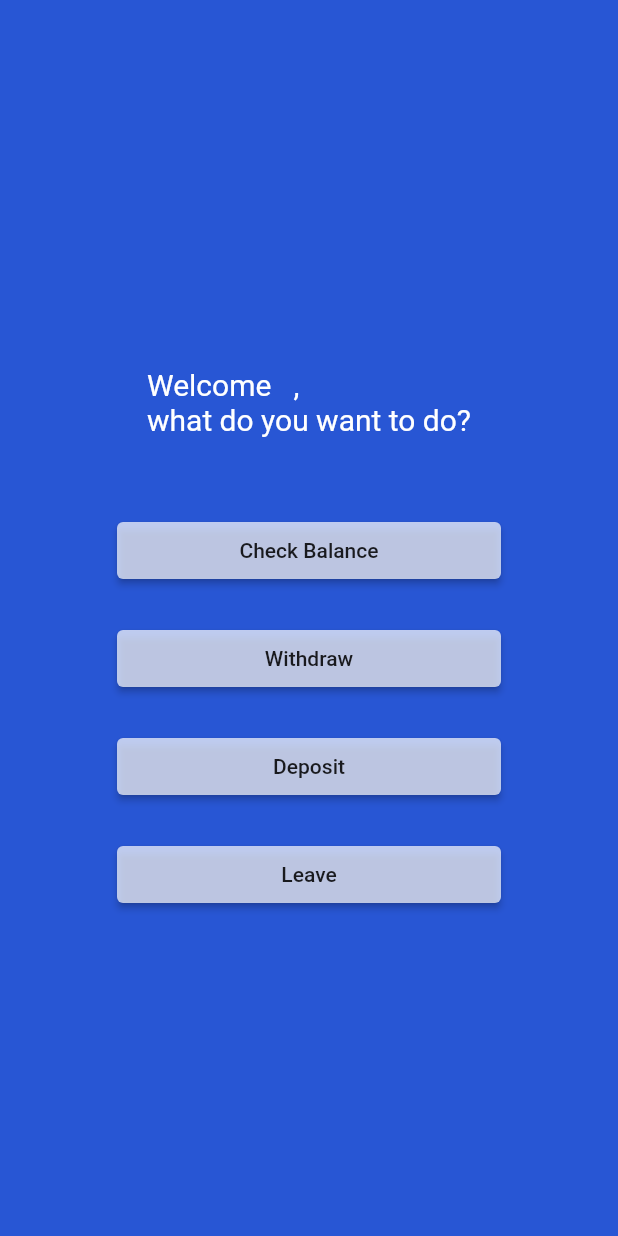
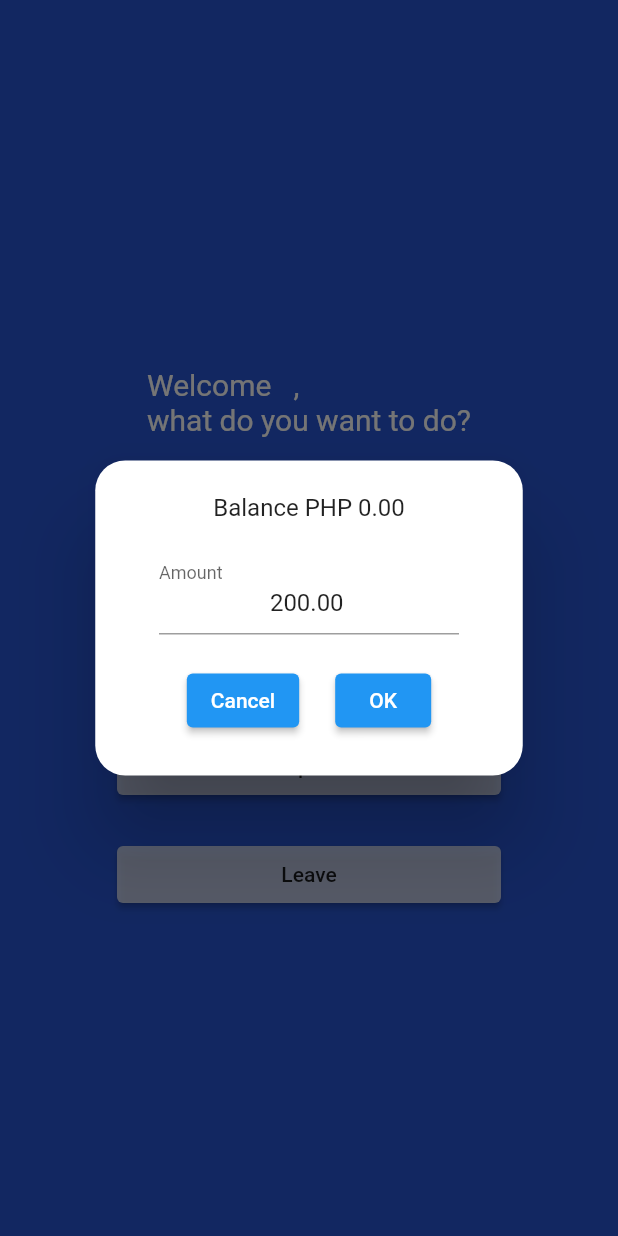
Before and after one commit to mr-cubes/ADET21_ACT1_CANTORNE, a Flutter app: the Dashboard screen opened directly with empty values, after a tap on "Deposit", on a phone screen of 412 x 824 dp. Run offline on Flutter 3.47's test engine with Material 2 defaults, Android fonts, the phone set to English and light mode, and no system bars; our stand-ins replace flutter_svg.

```diff
--- a/lib/dashboard.dart
+++ b/lib/dashboard.dart
@@ -55,7 +55,9 @@ class DashboardState extends State<Dashboard> {
               child: ElevatedButton(
                 style: buttonStyle,
                 child: Text("Deposit", style: buttonTextStyle),
-                onPressed: () {},
+                onPressed: () {
+                  showDepositDialog(context);
+                },
               )),
           Padding(
               padding: const EdgeInsets.all(12),
@@ -109,7 +111,10 @@ class DashboardState extends State<Dashboard> {
                                 padding: const EdgeInsets.all(8),
                                 child: ElevatedButton(
                                   child: const Text("Deposit"),
-                                  onPressed: () {},
+                                  onPressed: () {
+                                    Navigator.pop(context);
+                                    showDepositDialog(context);
+                                  },
                                 )),
                             Padding(
                                 padding: const EdgeInsets.all(12),
@@ -198,4 +203,73 @@ class DashboardState extends State<Dashboard> {
           );
         });
   }
+
+  void showDepositDialog(BuildContext context) {
+    var amountCountroller = TextEditingController(text: "200.00");
+    showDialog(
+        context: context,
+        builder: (BuildContext context) {
+          return Dialog(
+            shape: RoundedRectangleBorder(
+                borderRadius: BorderRadius.circular(20.0)), //this right here
+            child: SizedBox(
+              width: 285,
+              height: 210,
+              child: Padding(
+                  padding: const EdgeInsets.all(8),
+                  child: Column(
+                    mainAxisAlignment: MainAxisAlignment.center,
+                    crossAxisAlignment: CrossAxisAlignment.center,
+                    children: [
+                      Padding(
+                          padding: const EdgeInsets.all(8),
+                          child: Text(
+                              "Balance PHP ${widget.account.getBalance().toStringAsFixed(2)}",
+                              style: const TextStyle(
+                                  color: Colors.black87, fontSize: 16),
+                              textAlign: TextAlign.center)),
+                      Padding(
+                          padding: const EdgeInsets.all(8),
+                          child: SizedBox(
+                              width: 200,
+                              child: TextFormField(
+                                  controller: amountCountroller,
+                                  keyboardType: TextInputType.number,
+                                  textAlign: TextAlign.center,
+                                  inputFormatters: [
+                                    NumericalRangeFormatter(200, 30000, 100)
+                                  ],
+                                  decoration: const InputDecoration(
+                                      label: Text("Amount",
+                                          textAlign: TextAlign.center),
+                                      hintText: "Enter amount")))),
+                      Row(
+                          mainAxisAlignment: MainAxisAlignment.center,
+                          crossAxisAlignment: CrossAxisAlignment.center,
+                          children: [
+                            Padding(
+                                padding: const EdgeInsets.all(12),
+                                child: ElevatedButton(
+                                  child: const Text("Cancel"),
+                                  onPressed: () {
+                                    Navigator.pop(context);
+                                  },
+                                )),
+                            Padding(
+                                padding: const EdgeInsets.all(12),
+                                child: ElevatedButton(
+                                  child: const Text("OK"),
+                                  onPressed: () {
+                                    widget.account.deposit(
+                                        double.parse(amountCountroller.text));
+                                    Navigator.pop(context);
+                                  },
+                                ))
+                          ])
+                    ],
+                  )),
+            ),
+          );
+        });
+  }
 }
```
